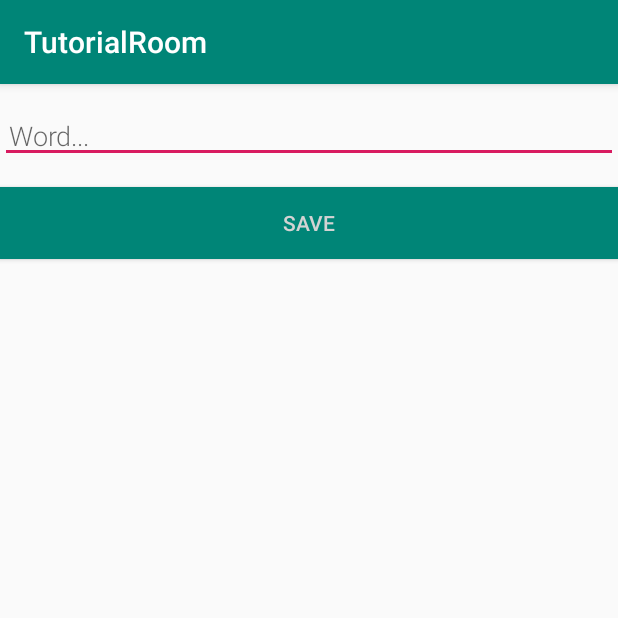
After one commit to IdiotLeon/TutorialRoom, an Android app: the NewWordActivity screen opened directly, with no data from a screen before it, on a phone screen of 412 x 824 dp, the top half of it. The commit adds this screen. Run offline under Robolectric (Android 15) with nearby library versions, the phone set to English and light mode, and no system bars.

Commit message:
tutorial: Adding NewWordActivity

```diff
--- a/app/src/main/AndroidManifest.xml
+++ b/app/src/main/AndroidManifest.xml
@@ -9,13 +9,14 @@
         android:roundIcon="@mipmap/ic_launcher_round"
         android:supportsRtl="true"
         android:theme="@style/AppTheme">
-        <activity android:name=".MainActivity">
+        <activity android:name=".ui.MainActivity">
             <intent-filter>
                 <action android:name="android.intent.action.MAIN" />
 
                 <category android:name="android.intent.category.LAUNCHER" />
             </intent-filter>
         </activity>
+        <activity android:name=".ui.NewWordActivity"></activity>
     </application>
 
 </manifest>
--- a/app/src/main/java/com/idiotleon/tutorialroom/MainActivity.kt
+++ b/app/src/main/java/com/idiotleon/tutorialroom/ui/MainActivity.kt
@@ -1,11 +1,11 @@
-package com.idiotleon.tutorialroom
+package com.idiotleon.tutorialroom.ui
 
 import androidx.appcompat.app.AppCompatActivity
 import android.os.Bundle
 import androidx.recyclerview.widget.LinearLayoutManager
 import androidx.recyclerview.widget.RecyclerView
+import com.idiotleon.tutorialroom.R
 import com.idiotleon.tutorialroom.adapter.WordListAdapter
-import kotlinx.android.synthetic.main.activity_main.*
 
 class MainActivity : AppCompatActivity() {
 
--- /dev/null
+++ b/app/src/main/java/com/idiotleon/tutorialroom/ui/NewWordActivity.kt
@@ -0,0 +1,38 @@
+package com.idiotleon.tutorialroom.ui
+
+import android.app.Activity
+import android.content.Intent
+import android.os.Bundle
+import android.widget.Button
+import android.widget.EditText
+import androidx.appcompat.app.AppCompatActivity
+import com.idiotleon.tutorialroom.R
+
+class NewWordActivity : AppCompatActivity() {
+
+    private lateinit var etWord: EditText
+
+    override fun onCreate(savedInstanceState: Bundle?) {
+        super.onCreate(savedInstanceState)
+        setContentView(R.layout.activity_newword)
+
+        etWord = findViewById(R.id.et_word)
+
+        val btn: Button = findViewById(R.id.btn_save)
+        btn.setOnClickListener {
+            val replyIntent = Intent()
+            if (etWord.text.isEmpty())
+                setResult(Activity.RESULT_CANCELED, replyIntent)
+            else {
+                val word: String = etWord.text.toString()
+                replyIntent.putExtra(EXTRA_REPLY, word)
+                setResult(Activity.RESULT_OK, replyIntent)
+            }
+            finish()
+        }
+    }
+
+    companion object {
+        val EXTRA_REPLY = "com.idiotleon.tutorialroom.REPLY"
+    }
+}
--- /dev/null
+++ b/app/src/main/res/layout/activity_newword.xml
@@ -0,0 +1,28 @@
+<?xml version="1.0" encoding="utf-8"?>
+
+<LinearLayout xmlns:android="http://schemas.android.com/apk/res/android"
+    android:layout_width="match_parent"
+    android:layout_height="match_parent"
+    android:orientation="vertical">
+
+    <EditText
+        android:id="@+id/et_word"
+        android:layout_width="match_parent"
+        android:layout_height="wrap_content"
+        android:layout_marginTop="@dimen/big_padding"
+        android:layout_marginBottom="@dimen/big_padding"
+        android:fontFamily="sans-serif-light"
+        android:hint="@string/hint_word"
+        android:inputType="textAutoComplete"
+        android:padding="@dimen/small_padding"
+        android:textSize="18sp" />
+
+    <Button
+        android:id="@+id/btn_save"
+        android:layout_width="match_parent"
+        android:layout_height="wrap_content"
+        android:background="@color/colorPrimary"
+        android:text="@string/button_save"
+        android:textColor="@color/buttonLabel" />
+
+</LinearLayout>
--- a/app/src/main/res/values/colors.xml
+++ b/app/src/main/res/values/colors.xml
@@ -3,4 +3,5 @@
     <color name="colorPrimary">#008577</color>
     <color name="colorPrimaryDark">#00574B</color>
     <color name="colorAccent">#D81B60</color>
+    <color name="buttonLabel">#d3d3d3</color>
 </resources>
--- /dev/null
+++ b/app/src/main/res/values/dimens.xml
@@ -0,0 +1,5 @@
+<?xml version="1.0" encoding="utf-8"?>
+<resources>
+    <dimen name="small_padding">6dp</dimen>
+    <dimen name="big_padding">16dp</dimen>
+</resources>
--- a/app/src/main/res/values/strings.xml
+++ b/app/src/main/res/values/strings.xml
@@ -1,3 +1,6 @@
 <resources>
     <string name="app_name">TutorialRoom</string>
+    <string name="hint_word">Word...</string>
+    <string name="button_save">Save</string>
+    <string name="empty_not_saved">Word not saved because it is empty.</string>
 </resources>
```
